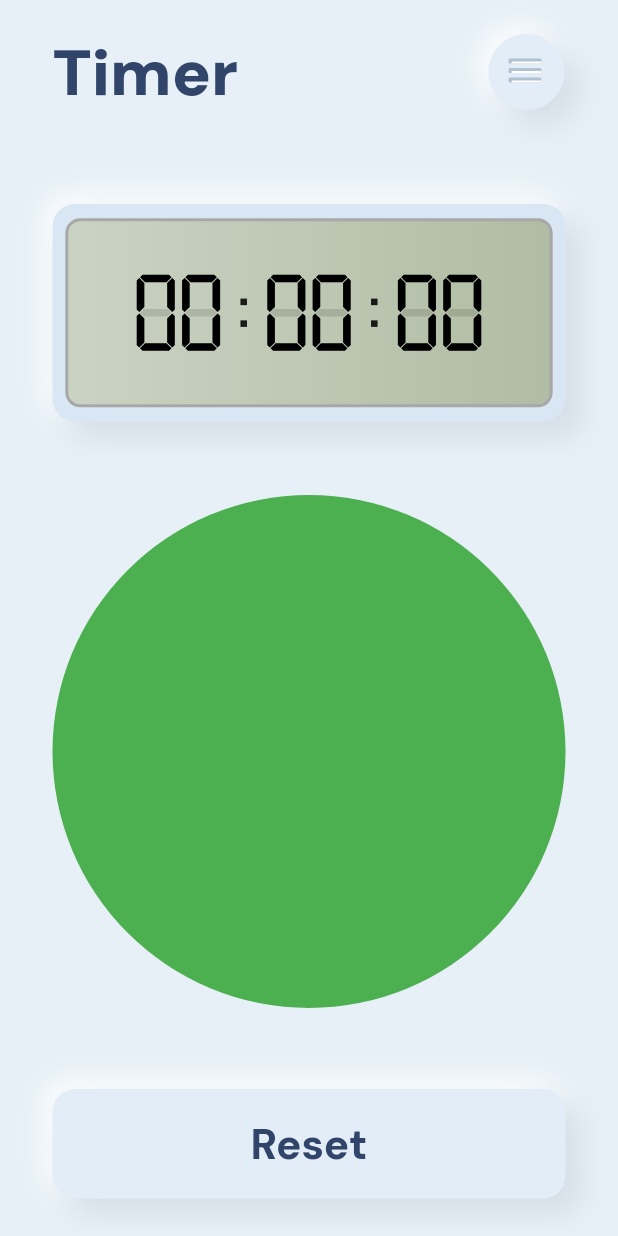
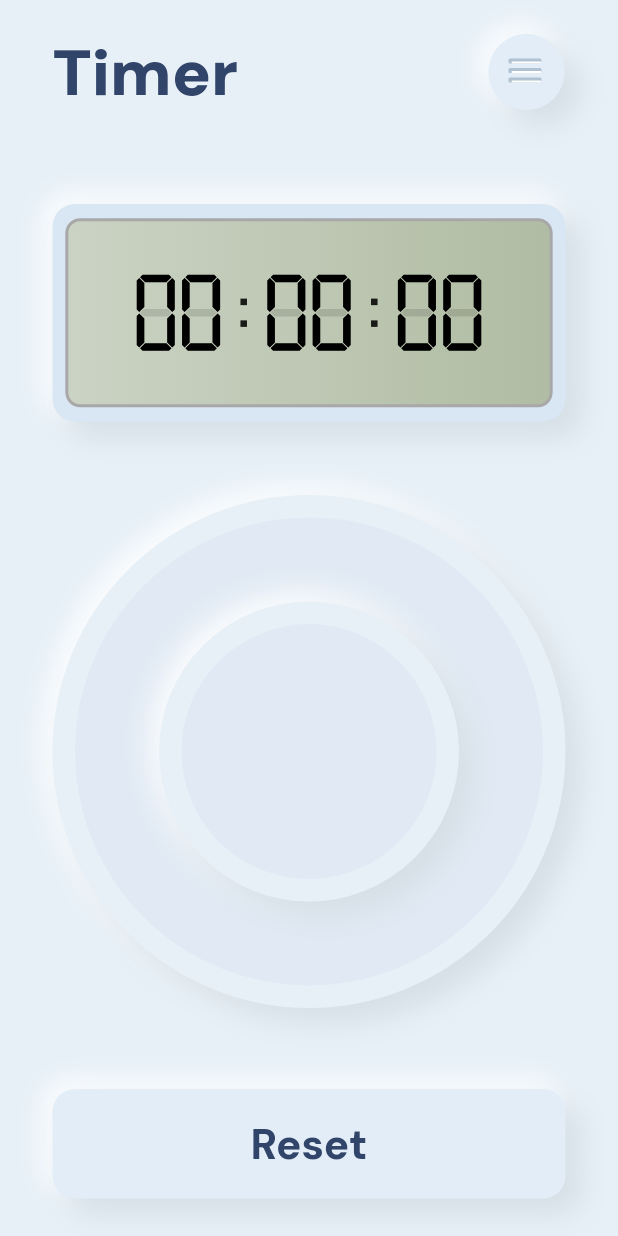
Before and after one commit to happyharis/neumorphic, a Flutter app: the screen it shows after launch, on a phone screen of 412 x 824 dp. Run offline on Flutter 3.47's test engine with Material 2 defaults, Android fonts, the phone set to English and light mode, and no system bars; our stand-ins replace google_fonts.

Commit message:
✨💄 Add neu progress pie bar widget

```diff
--- /dev/null
+++ b/lib/timer/neu_progress_pie_bar.dart
@@ -0,0 +1,59 @@
+import 'package:flutter/material.dart';
+
+class NeuProgressPieBar extends StatelessWidget {
+  const NeuProgressPieBar({
+    Key key,
+  }) : super(key: key);
+
+  @override
+  Widget build(BuildContext context) {
+    return Container(
+      height: 400,
+      decoration: BoxDecoration(
+        shape: BoxShape.circle,
+        color: Color.fromRGBO(225, 234, 244, 1),
+        boxShadow: [
+          BoxShadow(
+            blurRadius: 15,
+            offset: Offset(-5, -5),
+            color: Colors.white,
+          ),
+          BoxShadow(
+            blurRadius: 15,
+            offset: Offset(10.5, 10.5),
+            color: Color.fromRGBO(214, 223, 230, 1),
+          )
+        ],
+        border: Border.all(
+          width: 15,
+          color: Theme.of(context).backgroundColor,
+        ),
+      ),
+      child: Center(
+        child: Container(
+          height: 200,
+          decoration: BoxDecoration(
+            shape: BoxShape.circle,
+            color: Color.fromRGBO(225, 234, 244, 1),
+            boxShadow: [
+              BoxShadow(
+                blurRadius: 15,
+                offset: Offset(-5, -5),
+                color: Colors.white,
+              ),
+              BoxShadow(
+                blurRadius: 15,
+                offset: Offset(10.5, 10.5),
+                color: Color.fromRGBO(214, 223, 230, 1),
+              ),
+            ],
+            border: Border.all(
+              width: 15,
+              color: Theme.of(context).backgroundColor,
+            ),
+          ),
+        ),
+      ),
+    );
+  }
+}
--- a/lib/timer/screen.dart
+++ b/lib/timer/screen.dart
@@ -3,6 +3,7 @@ import 'dart:async';
 import 'package:flutter/material.dart';
 import 'package:neumorphism_web/timer/neu_digital_clock.dart';
 import 'package:neumorphism_web/timer/neu_hamburger_button.dart';
+import 'package:neumorphism_web/timer/neu_progress_pie_bar.dart';
 import 'package:neumorphism_web/timer/neu_reset_button.dart';
 import 'package:provider/provider.dart';
 
@@ -17,19 +18,12 @@ class TimerScreen extends StatelessWidget {
           padding: const EdgeInsets.symmetric(horizontal: 35.0),
           child: Column(
             children: <Widget>[
-              SizedBox(height: MediaQuery.of(context).viewPadding.top),
-              SizedBox(height: 20),
+              SizedBox(height: MediaQuery.of(context).viewPadding.top + 20),
               TimerTitle(),
               SizedBox(height: 60),
               NeuDigitalClock(),
               SizedBox(height: 20),
-              Container(
-                height: 400,
-                decoration: BoxDecoration(
-                  shape: BoxShape.circle,
-                  color: Colors.green,
-                ),
-              ),
+              NeuProgressPieBar(),
               SizedBox(height: 25),
               NeuResetButton(),
             ],
```
